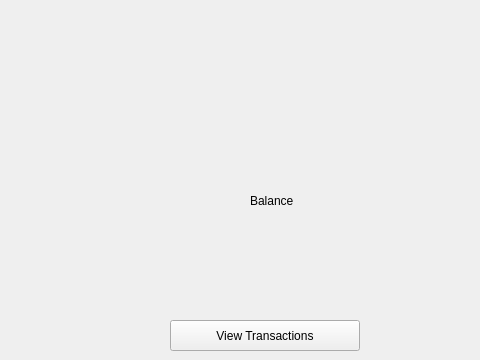
First picture: the form in bank-automat/balance.ui, repository JansQ-75/Riihimaatti, before the edit; both pictures show x 320 to 800 and y 0 to 360 of the 800 by 480 pixel window.
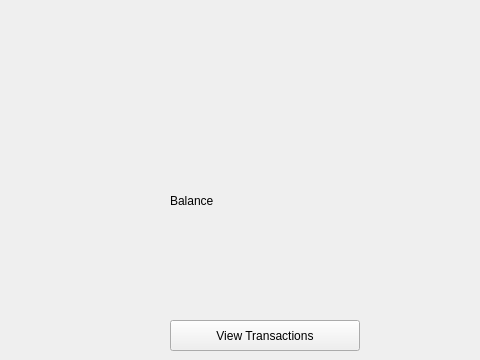
Second picture: the form after the edit.

```diff
--- a/bank-automat/balance.ui
+++ b/bank-automat/balance.ui
@@ -42,7 +42,7 @@
   <widget class="QLabel" name="labelBalance">
    <property name="geometry">
     <rect>
-     <x>570</x>
+     <x>490</x>
      <y>170</y>
      <width>171</width>
      <height>61</height>
```
